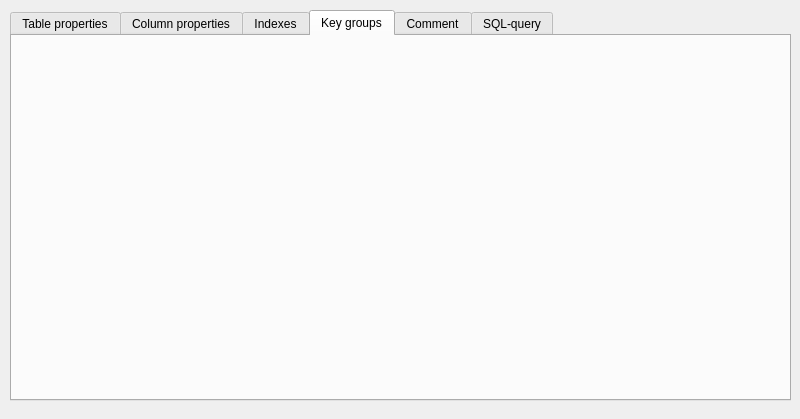
The window that qrgui/editor/databases/tableMenuWidget.ui (qreal/qreal) describes before a commit, drawn with Qt 5.
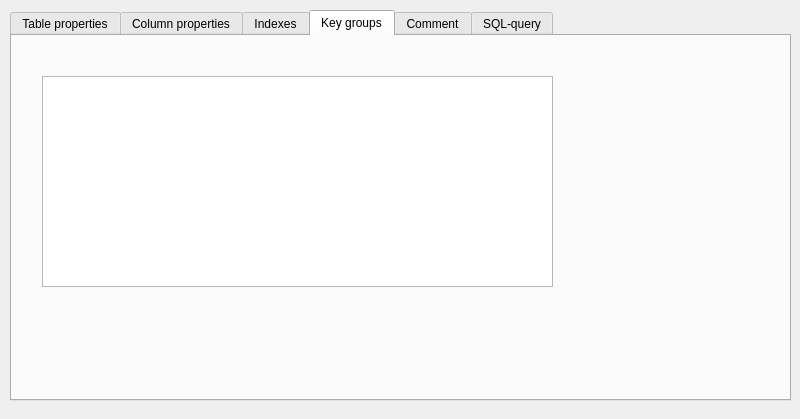
The same window after the commit. The open tabs and pages were chosen to show the change.

Commit message: Key groups in menu and metamodels added

```diff
--- a/qrgui/editor/databases/tableMenuWidget.ui
+++ b/qrgui/editor/databases/tableMenuWidget.ui
@@ -353,6 +353,16 @@
     <attribute name="title">
      <string>Key groups</string>
     </attribute>
+    <widget class="QTextEdit" name="keyGroupsText">
+     <property name="geometry">
+      <rect>
+       <x>30</x>
+       <y>40</y>
+       <width>511</width>
+       <height>211</height>
+      </rect>
+     </property>
+    </widget>
    </widget>
    <widget class="QWidget" name="tab_2">
     <attribute name="title">
```
Left out of the diff: 2 changed lines with no effect on the pictures. The commit also changes 7 other files.
